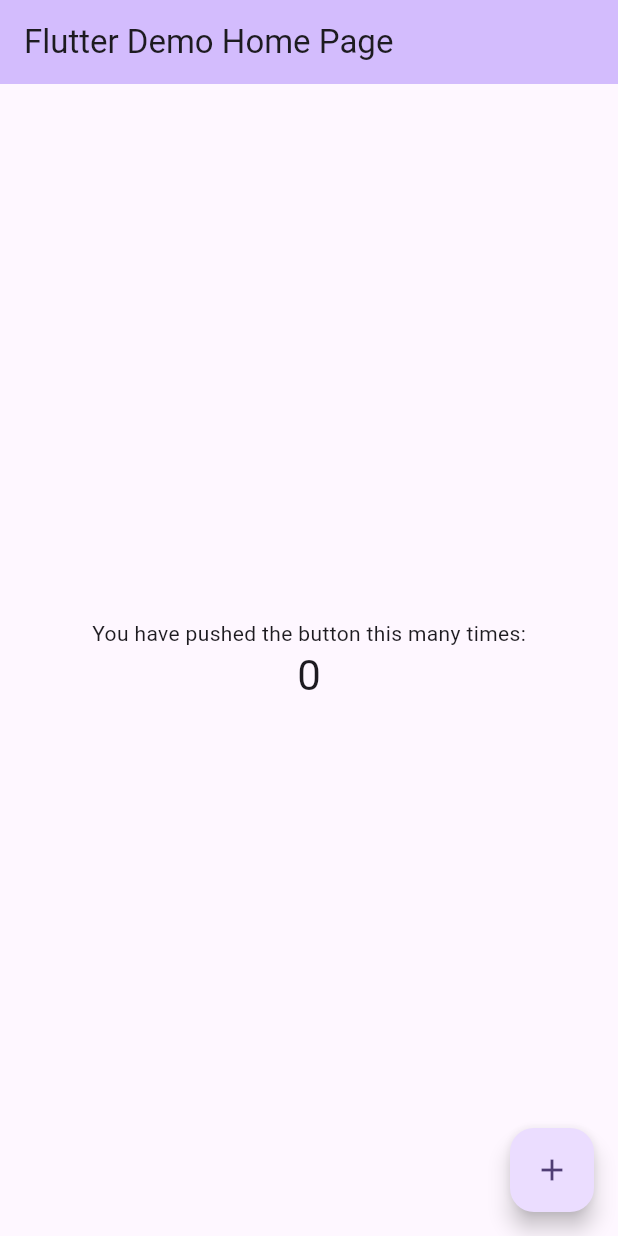
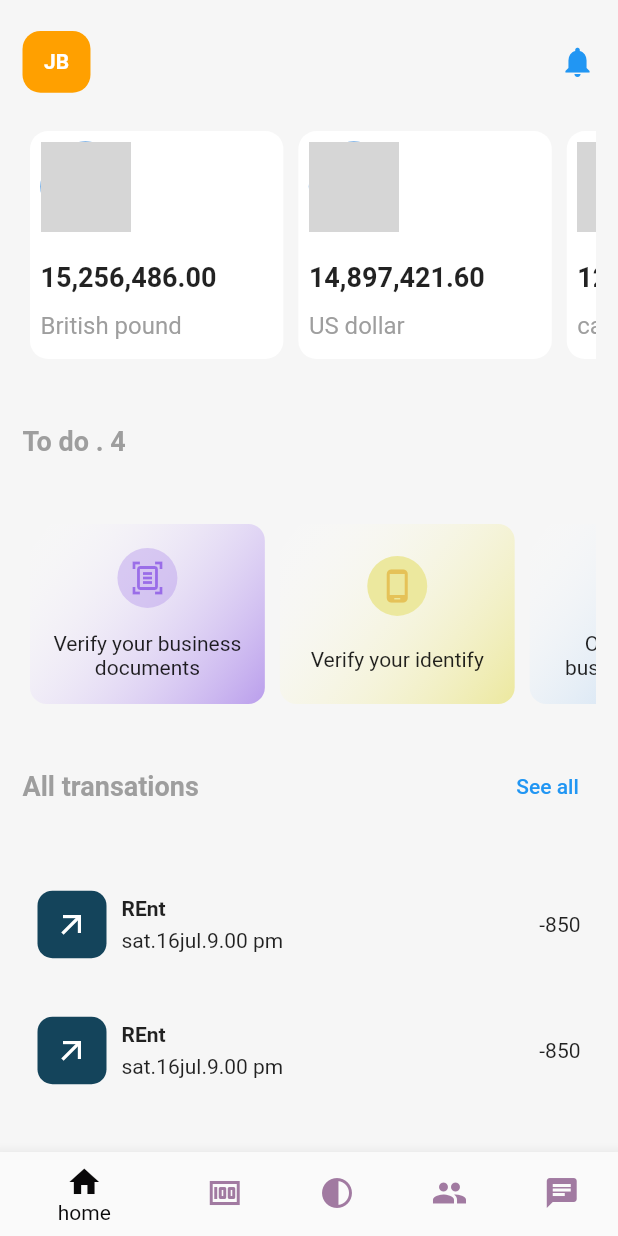
Before and after one commit to akhilbabu759/Money_pick_task, a Flutter app: the screen it shows after launch, on a phone screen of 412 x 824 dp. Run offline on Flutter 3.47's test engine with Material 2 defaults, Android fonts, the phone set to English and light mode, and no system bars; our stand-ins replace dio, get; network calls fail; grey boxes are pictures that could not be loaded.

Commit message:
home page design and api get is finished(i faced a issue in api get,it is 2or 3 hour taked to solve it)

```diff
--- /dev/null
+++ b/lib/common/api.dart
@@ -0,0 +1,4 @@
+class ApiUrl{
+  String token='https://www.googleapis.com/identitytoolkit/v3/relyingparty/verifyPassword?key=AIzaSyBFiEDfEaaK6lBtIdxLXspmxGux1TGsCmg';
+  String getTransation='https://asia-southeast1-marlo-bank-dev.cloudfunctions.net/api_dev/v2/airwallex/780e055c-35af-4d3b-ac82-49dff490ed91/transfers';
+}
--- /dev/null
+++ b/lib/core/const.dart
@@ -0,0 +1,54 @@
+import 'package:flutter/material.dart';
+
+const Color colorWhite = Colors.white;
+const Color colorblue = Colors.blue;
+const Color colorgray = Colors.grey;
+const List<Icon> iconList = [
+  Icon(
+    Icons.document_scanner_outlined,
+    color: Color.fromARGB(120, 87, 10, 221),
+  ),
+  Icon(
+    Icons.phone_android_outlined,
+    color: Color.fromARGB(120, 221, 151, 10),
+  ),
+  Icon(
+    Icons.account_balance_outlined,
+    color: Color.fromARGB(120, 10, 151, 221),
+  ),
+  Icon(
+    Icons.workspace_premium_outlined,
+    color: Color.fromARGB(120, 24, 107, 3),
+  )
+];
+const List<Color> circularAvatarColour = [
+  Color.fromARGB(120, 186, 158, 236),
+  Color.fromARGB(255, 236, 232, 158),
+  Color.fromARGB(255, 158, 197, 236),
+  Color.fromARGB(255, 158, 236, 159)
+];
+List<LinearGradient> listGradaint=[LinearGradient(
+              begin: Alignment.topLeft,
+              end: Alignment.bottomRight,
+              colors: [
+                const Color.fromARGB(0, 255, 255, 255),
+                Color.fromARGB(255, 186, 158, 236)
+              ]),LinearGradient(
+              begin: Alignment.topLeft,
+              end: Alignment.bottomRight,
+              colors: [
+                const Color.fromARGB(0, 255, 255, 255),
+                Color.fromARGB(255, 236, 232, 158)
+              ]),LinearGradient(
+              begin: Alignment.topLeft,
+              end: Alignment.bottomRight,
+              colors: [
+                const Color.fromARGB(0, 255, 255, 255),
+                Color.fromARGB(255, 158, 197, 236)
+              ]),LinearGradient(
+              begin: Alignment.topLeft,
+              end: Alignment.bottomRight,
+              colors: [
+                const Color.fromARGB(0, 255, 255, 255),
+                Color.fromARGB(255, 158, 236, 159)
+              ])];
--- a/lib/main.dart
+++ b/lib/main.dart
@@ -1,125 +1,16 @@
 import 'package:flutter/material.dart';
+import 'package:money_pick/screen/home/view/home.dart';
 
-void main() {
+void main(List<String> args) {
   runApp(const MyApp());
 }
-
 class MyApp extends StatelessWidget {
   const MyApp({super.key});
 
-  // This widget is the root of your application.
   @override
   Widget build(BuildContext context) {
-    return MaterialApp(
-      title: 'Flutter Demo',
-      theme: ThemeData(
-        // This is the theme of your application.
-        //
-        // TRY THIS: Try running your application with "flutter run". You'll see
-        // the application has a blue toolbar. Then, without quitting the app,
-        // try changing the seedColor in the colorScheme below to Colors.green
-        // and then invoke "hot reload" (save your changes or press the "hot
-        // reload" button in a Flutter-supported IDE, or press "r" if you used
-        // the command line to start the app).
-        //
-        // Notice that the counter didn't reset back to zero; the application
-        // state is not lost during the reload. To reset the state, use hot
-        // restart instead.
-        //
-        // This works for code too, not just values: Most code changes can be
-        // tested with just a hot reload.
-        colorScheme: ColorScheme.fromSeed(seedColor: Colors.deepPurple),
-        useMaterial3: true,
-      ),
-      home: const MyHomePage(title: 'Flutter Demo Home Page'),
+    return const MaterialApp(
+      home: Home(),
     );
   }
 }
-
-class MyHomePage extends StatefulWidget {
-  const MyHomePage({super.key, required this.title});
-
-  // This widget is the home page of your application. It is stateful, meaning
-  // that it has a State object (defined below) that contains fields that affect
-  // how it looks.
-
-  // This class is the configuration for the state. It holds the values (in this
-  // case the title) provided by the parent (in this case the App widget) and
-  // used by the build method of the State. Fields in a Widget subclass are
-  // always marked "final".
-
-  final String title;
-
-  @override
-  State<MyHomePage> createState() => _MyHomePageState();
-}
-
-class _MyHomePageState extends State<MyHomePage> {
-  int _counter = 0;
-
-  void _incrementCounter() {
-    setState(() {
-      // This call to setState tells the Flutter framework that something has
-      // changed in this State, which causes it to rerun the build method below
-      // so that the display can reflect the updated values. If we changed
-      // _counter without calling setState(), then the build method would not be
-      // called again, and so nothing would appear to happen.
-      _counter++;
-    });
-  }
-
-  @override
-  Widget build(BuildContext context) {
-    // This method is rerun every time setState is called, for instance as done
-    // by the _incrementCounter method above.
-    //
-    // The Flutter framework has been optimized to make rerunning build methods
-    // fast, so that you can just rebuild anything that needs updating rather
-    // than having to individually change instances of widgets.
-    return Scaffold(
-      appBar: AppBar(
-        // TRY THIS: Try changing the color here to a specific color (to
-        // Colors.amber, perhaps?) and trigger a hot reload to see the AppBar
-        // change color while the other colors stay the same.
-        backgroundColor: Theme.of(context).colorScheme.inversePrimary,
-        // Here we take the value from the MyHomePage object that was created by
-        // the App.build method, and use it to set our appbar title.
-        title: Text(widget.title),
-      ),
-      body: Center(
-        // Center is a layout widget. It takes a single child and positions it
-        // in the middle of the parent.
-        child: Column(
-          // Column is also a layout widget. It takes a list of children and
-          // arranges them vertically. By default, it sizes itself to fit its
-          // children horizontally, and tries to be as tall as its parent.
-          //
-          // Column has various properties to control how it sizes itself and
-          // how it positions its children. Here we use mainAxisAlignment to
-          // center the children vertically; the main axis here is the vertical
-          // axis because Columns are vertical (the cross axis would be
-          // horizontal).
-          //
-          // TRY THIS: Invoke "debug painting" (choose the "Toggle Debug Paint"
-          // action in the IDE, or press "p" in the console), to see the
-          // wireframe for each widget.
-          mainAxisAlignment: MainAxisAlignment.center,
-          children: <Widget>[
-            const Text(
-              'You have pushed the button this many times:',
-            ),
-            Text(
-              '$_counter',
-              style: Theme.of(context).textTheme.headlineMedium,
-            ),
-          ],
-        ),
-      ),
-      floatingActionButton: FloatingActionButton(
-        onPressed: _incrementCounter,
-        tooltip: 'Increment',
-        child: const Icon(Icons.add),
-      ), // This trailing comma makes auto-formatting nicer for build methods.
-    );
-  }
-}
--- /dev/null
+++ b/lib/screen/home/controller/home_controller.dart
@@ -0,0 +1,18 @@
+import 'dart:developer';
+
+import 'package:get/get.dart';
+import 'package:money_pick/screen/home/model/transation_model.dart';
+import 'package:money_pick/screen/home/service/home_service.dart';
+
+class HomeController extends GetxController{
+  List<TransactionData>? apiVal=[];
+  void getvalu()async{
+    await HomeService().getTransactions().then( (value) {
+      apiVal=value;
+      update();
+
+    });
+    log(apiVal![0].status);
+
+  }
+}
--- /dev/null
+++ b/lib/screen/home/model/transation_model.dart
@@ -0,0 +1,63 @@
+class TransactionModel {
+  List<TransactionData> data;
+
+  TransactionModel({
+    required this.data,
+  });
+
+  factory TransactionModel.fromJson(Map<String, dynamic> json) {
+    return TransactionModel(
+      data: List<TransactionData>.from(json['data'].map((x) => TransactionData.fromJson(x))),
+    );
+  }
+}
+
+class TransactionData {
+  String id;
+  String amount;
+  String status;
+  String sourceId;
+  String sourceType;
+  String transactionType;
+  String currency;
+  String createdAt;
+  int fee;
+  String description;
+  String settledAt;
+  String estimatedSettledAt;
+  String currency1;
+
+  TransactionData({
+    required this.id,
+    required this.amount,
+    required this.status,
+    required this.sourceId,
+    required this.sourceType,
+    required this.transactionType,
+    required this.currency,
+    required this.createdAt,
+    required this.fee,
+    required this.description,
+    required this.settledAt,
+    required this.estimatedSettledAt,
+    required this.currency1,
+  });
+
+  factory TransactionData.fromJson(Map<String, dynamic> json) {
+    return TransactionData(
+      id: json['id'] ?? '',
+      amount: json['amount'] ?? '',
+      status: json['status'] ?? '',
+      sourceId: json['sourceId'] ?? '',
+      sourceType: json['sourceType'] ?? '',
+      transactionType: json['transactionType'] ?? '',
+      currency: json['currency'] ?? '',
+      createdAt: json['createdAt'] ?? '',
+      fee: json['fee'] ?? 0,
+      description: json['description'] ?? '',
+      settledAt: json['settledAt'] ?? '',
+      estimatedSettledAt: json['estimatedSettledAt'] ?? '',
+      currency1: json['currency1'] ?? '',
+    );
+  }
+}
--- /dev/null
+++ b/lib/screen/home/service/home_service.dart
@@ -0,0 +1,47 @@
+import 'dart:developer';
+
+import 'package:dio/dio.dart';
+import 'package:money_pick/common/api.dart';
+import 'package:money_pick/screen/home/model/transation_model.dart';
+import 'package:money_pick/util/dio_token/dio_token.dart';
+
+class HomeService {
+  Future<List<TransactionData>?> getTransactions() async {
+    String? token = await getAuthToken();
+
+    if (token == null) {
+      log('Authentication token is null');
+      return null;
+    }
+
+    Dio dio = Dio();
+    dio.options.headers = {'authtoken': token};
+
+    try {
+      Response response = await dio.get(ApiUrl().getTransation);
+      log('Response received');
+      log(response.data.toString());
+
+      if (response.statusCode == 200 || response.statusCode == 201) {
+        // final List<dynamic> transactionsData = response.data['data'];
+        // final List<TransactionModel> transactions = transactionsData
+        //     .map((transaction) => TransactionModel.fromJson(transaction))
+        //     .toList();
+ final List<TransactionData> transactions = List<TransactionData>.from(
+          response.data['data'].map((x) => TransactionData.fromJson(x)),
+        );
+         log('Number of transactions: ${transactions.length}');
+        return transactions;
+      } else {
+        log('Error: ${response.statusCode}');
+        return null;
+      }
+    } on DioException catch (e) {
+      log('DioError: ${e.message}');
+    } catch (e) {
+      log('Error: $e');
+    }
+
+    return null;
+  }
+}
--- /dev/null
+++ b/lib/screen/home/view/home.dart
@@ -0,0 +1,188 @@
+import 'dart:developer';
+
+import 'package:flutter/material.dart';
+import 'package:flutter/rendering.dart';
+import 'package:get/get.dart';
+import 'package:money_pick/core/const.dart';
+import 'package:money_pick/screen/home/controller/home_controller.dart';
+import 'package:money_pick/screen/home/service/home_service.dart';
+import 'package:money_pick/util/dio_token/dio_token.dart';
+
+import 'widget/after_appbar_card.dart';
+import 'widget/before_alltransation.dart';
+
+class Home extends StatelessWidget {
+  const Home({super.key});
+
+  @override
+  Widget build(BuildContext context) {
+    final cont = Get.put(HomeController());
+    cont.getvalu();
+    HomeService().getTransactions();
+    List<String> imge = [
+      'https://upload.wikimedia.org/wikipedia/en/thumb/a/ae/Flag_of_the_United_Kingdom.svg/1200px-Flag_of_the_United_Kingdom.svg.png',
+      'https://upload.wikimedia.org/wikipedia/en/thumb/a/a4/Flag_of_the_United_States.svg/1200px-Flag_of_the_United_States.svg.png',
+      'https://www.worldatlas.com/r/w1200/img/flag/ca-flag.jpg',
+      'https://upload.wikimedia.org/wikipedia/en/thumb/4/41/Flag_of_India.svg/800px-Flag_of_India.svg.png'
+    ];
+    List<String> amnt = [
+      '15,256,486.00',
+      '14,897,421.60',
+      '12,578,455.00',
+      '10,894,589.00'
+    ];
+    List<String> mname = [
+      'British pound',
+      'US dollar',
+      'canadian doller',
+      'india Rupes'
+    ];
+    List<String> clrCardName = [
+      'Verify your business documents',
+      'Verify your identify',
+      'Open a Marlo business account',
+      'Get prequalified'
+    ];
+    return Scaffold(bottomNavigationBar: BottomNavigationBar(selectedItemColor: Color.fromRGBO(9,8,9,9),unselectedItemColor:Color.fromRGBO(158, 118, 158, 0.969) ,
+      items: [BottomNavigationBarItem(icon: Icon(Icons.home),label: 'home'),BottomNavigationBarItem(icon: Icon(Icons.money),label: 'Loans'),BottomNavigationBarItem(icon: Icon(Icons.contrast),label: 'contracts'),BottomNavigationBarItem(icon: Icon(Icons.people),label: 'teams'),BottomNavigationBarItem(icon: Icon(Icons.chat),label: 'Chats')]),
+      backgroundColor: const Color.fromARGB(255, 246, 246, 246),
+      body: SafeArea(
+          child: Padding(
+        padding: const EdgeInsets.only(left: 15.0, right: 15),
+        child: Column(
+          children: [
+            SizedBox(
+              height: MediaQuery.of(context).size.height * 0.1,
+              child: Row(
+                mainAxisAlignment: MainAxisAlignment.spaceBetween,
+                children: [
+                  Container(
+                    height: MediaQuery.of(context).size.height * 0.05,
+                    width: MediaQuery.of(context).size.width * 0.11,
+                    decoration: BoxDecoration(
+                        color: Colors.amber[700],
+                        borderRadius: BorderRadius.circular(12)),
+                    child: const Center(
+                        child: Text(
+                      'JB',
+                      style: TextStyle(
+                          color: colorWhite, fontWeight: FontWeight.bold),
+                    )),
+                  ),
+                  const Icon(
+                    Icons.notifications,
+                    color: colorblue,
+                  )
+                ],
+              ),
+            ),
+            Flexible(
+              child: SizedBox(
+                height: MediaQuery.of(context).size.height * 0.2,
+                child: ListView.builder(
+                  scrollDirection: Axis.horizontal,
+                  itemBuilder: (context, index) {
+                    return Padding(
+                      padding: const EdgeInsets.all(5.0),
+                      child: AfterAppBarCard(
+                        amnt: amnt[index],
+                        img: imge[index],
+                        moneyname: mname[index],
+                      ),
+                    );
+                  },
+                  itemCount: 4,
+                ),
+              ),
+            ),
+            const SizedBox(
+              height: 100,
+              child: Center(
+                  child: Row(
+                children: [
+                  Text(
+                    'To do . 4',
+                    style: TextStyle(
+                        color: colorgray,
+                        fontWeight: FontWeight.bold,
+                        fontSize: 18),
+                  ),
+                ],
+              )),
+            ),
+            Flexible(
+              child: SizedBox(
+                height: 130,
+                child: ListView.builder(
+                  scrollDirection: Axis.horizontal,
+                  itemCount: 4,
+                  itemBuilder: (context, index) {
+                    return Padding(
+                      padding: const EdgeInsets.all(5.0),
+                      child: BeforeAllTransationCard(
+                          tex: clrCardName[index],
+                          icon: iconList[index],
+                          cirColor: circularAvatarColour[index],
+                          gradien: listGradaint[index]),
+                    );
+                  },
+                ),
+              ),
+            ),
+            SizedBox(
+              height: 100,
+              child: Center(
+                  child: Row(
+                mainAxisAlignment: MainAxisAlignment.spaceBetween,
+                children: [
+                  Text(
+                    'All transations',
+                    style: TextStyle(
+                        color: colorgray,
+                        fontWeight: FontWeight.bold,
+                        fontSize: 18),
+                  ),
+                  TextButton(onPressed: () {}, child: Text('See all'))
+                ],
+              )),
+            ),
+            Expanded(
+              child: ListView.builder(
+                itemCount: 5,
+                itemBuilder: (context, index) {
+                  // log(cont.apiVal![0].amount);
+                  return Padding(
+                    padding: const EdgeInsets.all(2.0),
+                    child: Container(
+                      height: 80,
+                      decoration: BoxDecoration(
+                        borderRadius: BorderRadius.circular(10),
+                      ),
+                      child: Center(
+                          child: Padding(
+                            padding: const EdgeInsets.all(8.0),
+                            child: Row(mainAxisAlignment: MainAxisAlignment.spaceBetween,
+                                                  children: [
+                            Row(
+                              children: [
+                                Container(height: 45,width: 46,decoration: BoxDecoration(borderRadius: BorderRadius.circular(10),color: Color.fromARGB(255, 20, 68, 91)),child: Icon(Icons.arrow_outward_sharp,color: colorWhite,),),
+                                SizedBox(width: 10,),Column(mainAxisAlignment: MainAxisAlignment.center,crossAxisAlignment: CrossAxisAlignment.start,
+                            children: [Text('REnt',style: TextStyle(fontWeight: FontWeight.bold,),),SizedBox(height: 5),Text('sat.16jul.9.00 pm')],)
+                              ],
+                            )
+                                                   ,
+                            Text('-850')
+                                                  ],
+                                                ),
+                          )),
+                    ),
+                  );
+                },
+              ),
+            )
+          ],
+        ),
+      )),
+    );
+  }
+}
--- /dev/null
+++ b/lib/screen/home/view/widget/after_appbar_card.dart
@@ -0,0 +1,38 @@
+import 'package:flutter/material.dart';
+import 'package:money_pick/core/const.dart';
+
+class AfterAppBarCard extends StatelessWidget {
+  const AfterAppBarCard({
+    super.key,required this.img,required this.amnt,required this.moneyname
+  });
+ final String img;
+final String amnt;
+final String  moneyname;
+  @override
+  Widget build(BuildContext context) {
+    return Container(
+      height: MediaQuery.of(context).size.height * 0.184,
+      width: MediaQuery.of(context).size.width * 0.41,
+      decoration: BoxDecoration(color: colorWhite,
+           borderRadius: BorderRadius.circular(12)),
+      child: Padding(
+        padding: const EdgeInsets.all(7.0),
+        child: Column(
+            crossAxisAlignment: CrossAxisAlignment.start,
+            children: [
+              CircleAvatar(backgroundImage: NetworkImage(img),
+                radius: 30,
+              ),
+              const SizedBox(
+                height: 20,
+              ),
+              Text(amnt,style: const TextStyle(fontSize: 18,fontWeight: FontWeight.bold),),
+              const SizedBox(
+                height: 12,
+              ),
+              Text(moneyname,style: const TextStyle(fontSize: 16,color:colorgray ))
+            ]),
+      ),
+    );
+  }
+}
--- /dev/null
+++ b/lib/screen/home/view/widget/before_alltransation.dart
@@ -0,0 +1,30 @@
+import 'package:flutter/material.dart';
+
+class BeforeAllTransationCard extends StatelessWidget {
+  const BeforeAllTransationCard({
+    super.key,required this.gradien,required this.cirColor,required this.icon,required this.tex,
+  });
+ final LinearGradient gradien;
+final Color cirColor;
+final Icon icon;
+final String tex;
+  @override
+  Widget build(BuildContext context) {
+    return Container(
+      height: MediaQuery.of(context).size.height * 0.15,
+      width: MediaQuery.of(context).size.width * 0.38,
+      decoration: BoxDecoration(
+          borderRadius: BorderRadius.circular(11),
+          gradient: gradien),
+      child: Column(mainAxisAlignment: MainAxisAlignment.spaceEvenly, children: [
+        CircleAvatar(
+          backgroundColor:cirColor ,
+          child: icon,
+        ),Padding(
+          padding: const EdgeInsets.only(left:8.0,right: 8),
+          child: Text(tex,overflow: TextOverflow.ellipsis,maxLines: 2,textAlign: TextAlign.center),
+        )
+      ]),
+    );
+  }
+}
--- /dev/null
+++ b/lib/util/dio_token/dio_token.dart
@@ -0,0 +1,35 @@
+import 'dart:developer';
+
+import 'package:dio/dio.dart';
+import 'dart:async';
+
+Future<String> getAuthToken() async {
+  log('jj');
+  Dio dio = Dio();
+
+
+
+
+
+  try {
+    Response response = await dio.post(data: {"email": "marloneobankdemo@gmail.com",
+    "password": "Marlo@123",
+    "returnSecureToken": true},
+      'https://www.googleapis.com/identitytoolkit/v3/relyingparty/verifyPassword?key=AIzaSyBFiEDfEaaK6lBtIdxLXspmxGux1TGsCmg',
+    );
+
+ log(response.statusCode.toString());
+    // Handle the response
+    // The ID token can be accessed as `response.data['idToken']`
+    String idToken = response.data['idToken'];
+     log('ID Token: $idToken');
+    return idToken;
+    // Do something with the ID token
+
+
+  } catch (error) {
+    // Handle any errors
+    print('Error: $error');
+  }
+  return'';
+}
--- a/pubspec.yaml
+++ b/pubspec.yaml
@@ -35,6 +35,9 @@ dependencies:
   # The following adds the Cupertino Icons font to your application.
   # Use with the CupertinoIcons class for iOS style icons.
   cupertino_icons: ^1.0.2
+  dio: ^5.2.1+1
+  flutter_secure_storage: ^8.0.0
+  get: ^4.6.5
 
 dev_dependencies:
   flutter_test:
```
Also changed, not shown: pubspec.lock, 6 other files.
